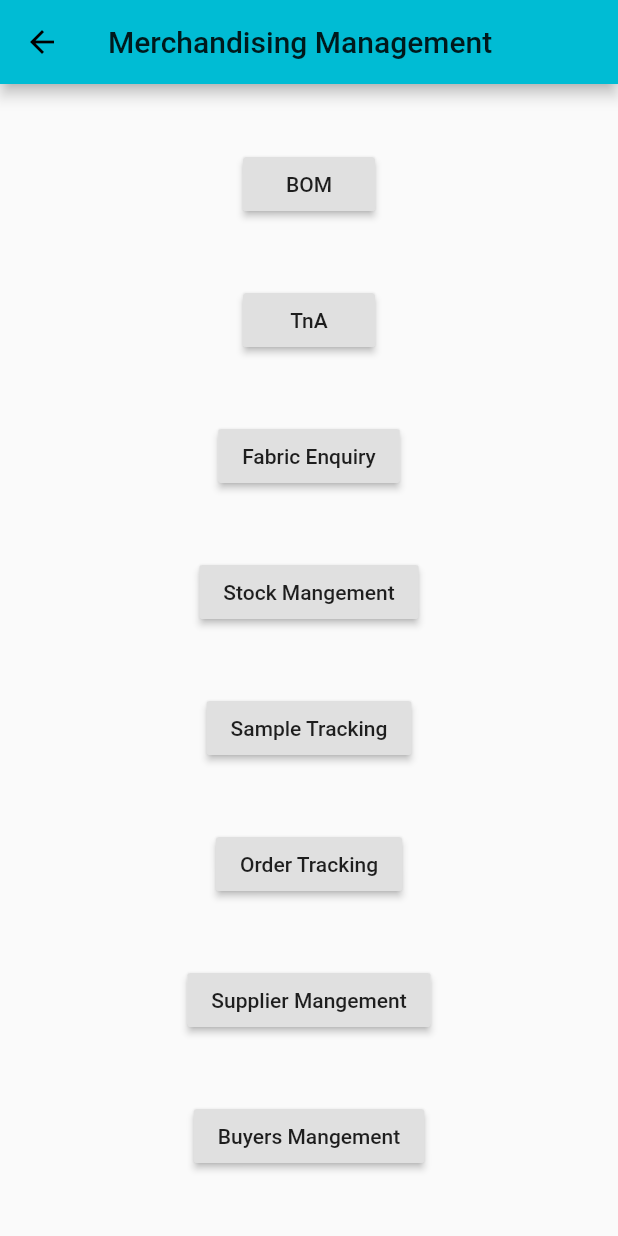
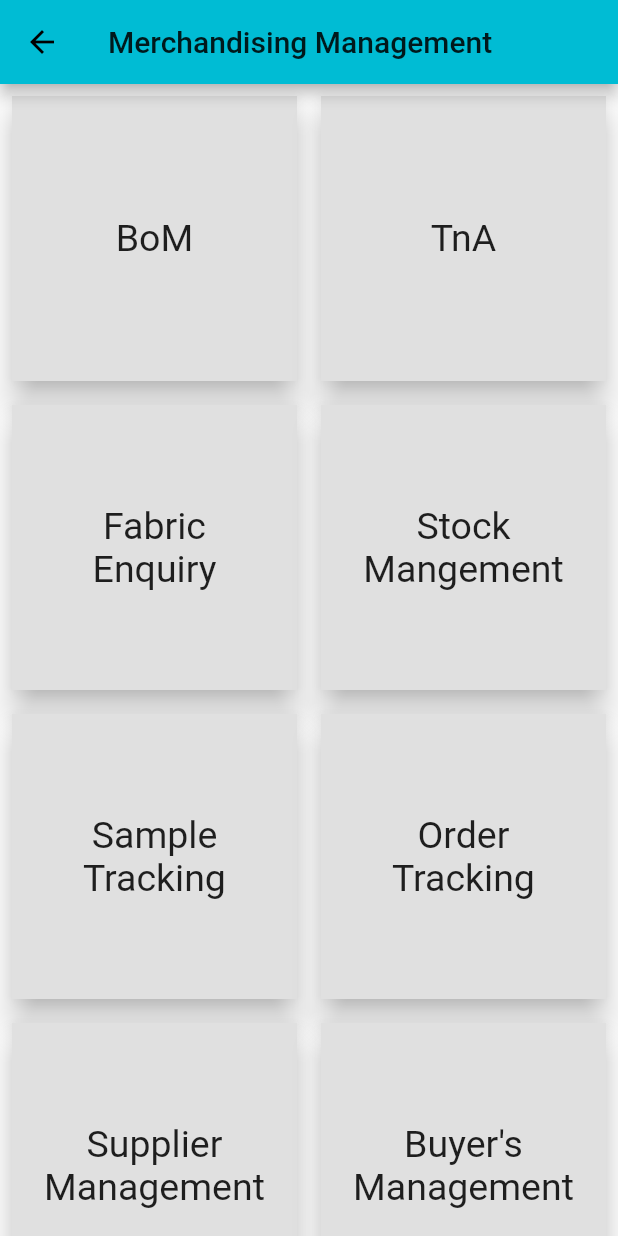
Before and after one commit to sambitraze/AARVI_TEXTILES, a Flutter app: the MerchandisingMang screen opened by its route, on a phone screen of 412 x 824 dp. Run offline on Flutter 3.47's test engine with Material 2 defaults, Android fonts, the phone set to English and light mode, and no system bars; our stand-ins replace cloud_firestore, datetime_picker_formfield, file_picker, firebase_auth, firebase_storage, flutter_datetime_picker and 1 more; missing offline and left inert: custom_splash; accounts and stored records are empty.

Commit message:
added two version for button grid layout

```diff
--- a/lib/Screens/MerchandisingMang/MerchandisingMang.dart
+++ b/lib/Screens/MerchandisingMang/MerchandisingMang.dart
@@ -9,65 +9,121 @@ class _MerchandisingMangState extends State<MerchandisingMang> {
   @override
   Widget build(BuildContext context) {
     return Scaffold(
-      appBar:AppBar(
-        title: Text("Merchandising Management"),
-      ),
-      body: Center(
-        child: Column(
-          mainAxisAlignment: MainAxisAlignment.spaceEvenly,
+        appBar: AppBar(
+          title: Text("Merchandising Management"),
+        ),
+        body: new GridView.count(
+
+          crossAxisCount: 2,
+          childAspectRatio: 1.0,
+          padding: const EdgeInsets.all(4.0),
+          mainAxisSpacing: 8.0,
+          crossAxisSpacing: 8.0,
           children: <Widget>[
-            RaisedButton(
-              onPressed: () {
+            GestureDetector(
+              child: Card(
+                elevation: 8.0,
+                child: Container(
+                  color: Colors.grey[300],
+                  alignment: Alignment.center,
+                  child: Text('BoM', style: TextStyle(fontSize: 25.0),textAlign: TextAlign.center,),
+                )
+              ),
+              onTap: () {
                 Navigator.pushNamed(context, '/BoM');
               },
-              child: Text('BOM'),
-
-            ),
-            RaisedButton(
-              onPressed: () {
+            ),GestureDetector(
+              child: Card(
+                elevation: 8.0,
+                child: Container(
+                  color: Colors.grey[300],
+                  alignment: Alignment.center,
+                  child: Text('TnA', style: TextStyle(fontSize: 25.0),textAlign: TextAlign.center,),
+                )
+              ),
+              onTap: () {
                 Navigator.pushNamed(context, '/TnA');
               },
-              child: Text('TnA'),
             ),
-            RaisedButton(
-              onPressed: () {
+            GestureDetector(
+              child: Card(
+                elevation: 8.0,
+                child: Container(
+                  color: Colors.grey[300],
+                  alignment: Alignment.center,
+                  child: Text('Fabric\nEnquiry', style: TextStyle(fontSize: 25.0),textAlign: TextAlign.center,),
+                )
+              ),
+              onTap: () {
                 Navigator.pushNamed(context, '/FabricEnquiry');
               },
-              child: Text('Fabric Enquiry'),
             ),
-            RaisedButton(
-              onPressed: () {
+            GestureDetector(
+              child: Card(
+                elevation: 8.0,
+                child: Container(
+                  color: Colors.grey[300],
+                  alignment: Alignment.center,
+                  child: Text('Stock\nMangement', style: TextStyle(fontSize: 25.0),textAlign: TextAlign.center,),
+                )
+              ),
+              onTap: () {
                 Navigator.pushNamed(context, '/StockMang');
               },
-              child: Text('Stock Mangement'),
             ),
-            RaisedButton(
-              onPressed: () {
+            GestureDetector(
+              child: Card(
+                elevation: 8.0,
+                child: Container(
+                  color: Colors.grey[300],
+                  alignment: Alignment.center,
+                  child: Text('Sample\nTracking', style: TextStyle(fontSize: 25.0),textAlign: TextAlign.center,),
+                )
+              ),
+              onTap: () {
                 Navigator.pushNamed(context, '/SampleTrack');
               },
-              child: Text('Sample Tracking'),
             ),
-            RaisedButton(
-              onPressed: () {
+            GestureDetector(
+              child: Card(
+                elevation: 8.0,
+                child: Container(
+                  color: Colors.grey[300],
+                  alignment: Alignment.center,
+                  child: Text('Order\nTracking', style: TextStyle(fontSize: 25.0),textAlign: TextAlign.center,),
+                )
+              ),
+              onTap: () {
                 Navigator.pushNamed(context, '/OrderTrack');
               },
-              child: Text('Order Tracking'),
             ),
-            RaisedButton(
-              onPressed: () {
+            GestureDetector(
+              child: Card(
+                elevation: 8.0,
+                child: Container(
+                  color: Colors.grey[300],
+                  alignment: Alignment.center,
+                  child: Text('Supplier\nManagement', style: TextStyle(fontSize: 25.0),textAlign: TextAlign.center,),
+                )
+              ),
+              onTap: () {
                 Navigator.pushNamed(context, '/SuppliersMang');
               },
-              child: Text('Supplier Mangement'),
             ),
-            RaisedButton(
-              onPressed: () {
+            GestureDetector(
+              child: Card(
+                elevation: 8.0,
+                child: Container(
+                  color: Colors.grey[300],
+                  alignment: Alignment.center,
+                  child: Text('Buyer\'s\nManagement', style: TextStyle(fontSize: 25.0),textAlign: TextAlign.center,),
+                )
+              ),
+              onTap: () {
                 Navigator.pushNamed(context, '/BuyersMang');
               },
-              child: Text('Buyers Mangement'),
             ),
           ],
-        ),
-      ),
-    );
+        ));
   }
 }
```
Also changed, not shown: lib/Screens/MerchandisingMang/MerchandisingMangv1.dart (added, +92 -0 lines).
